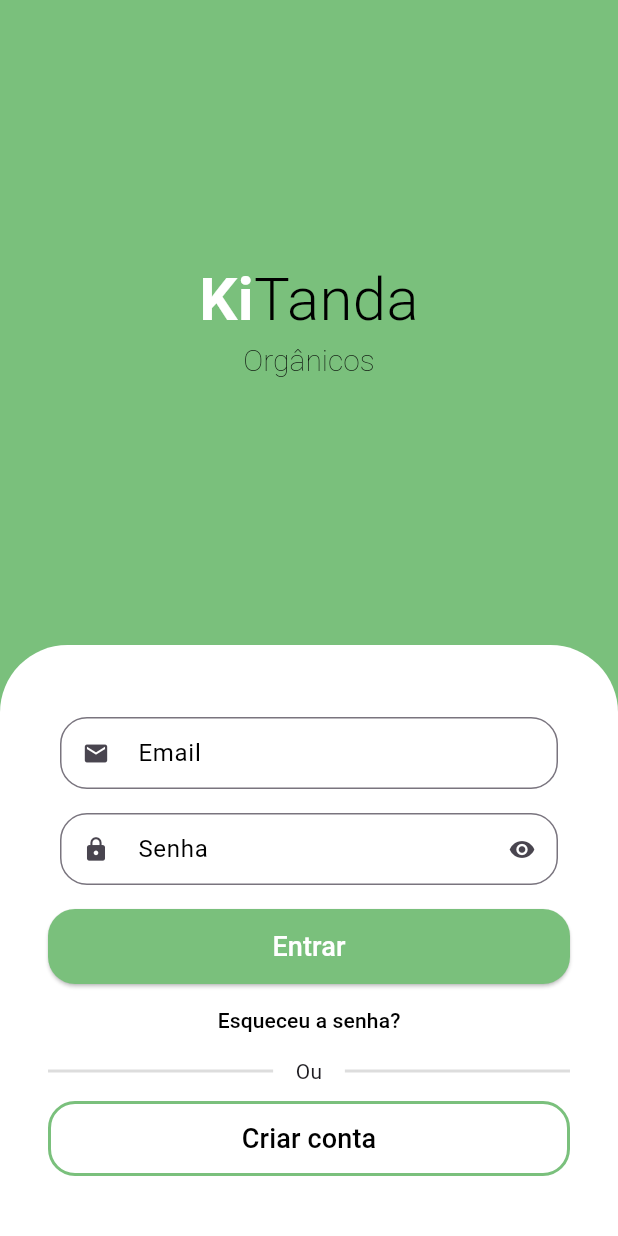
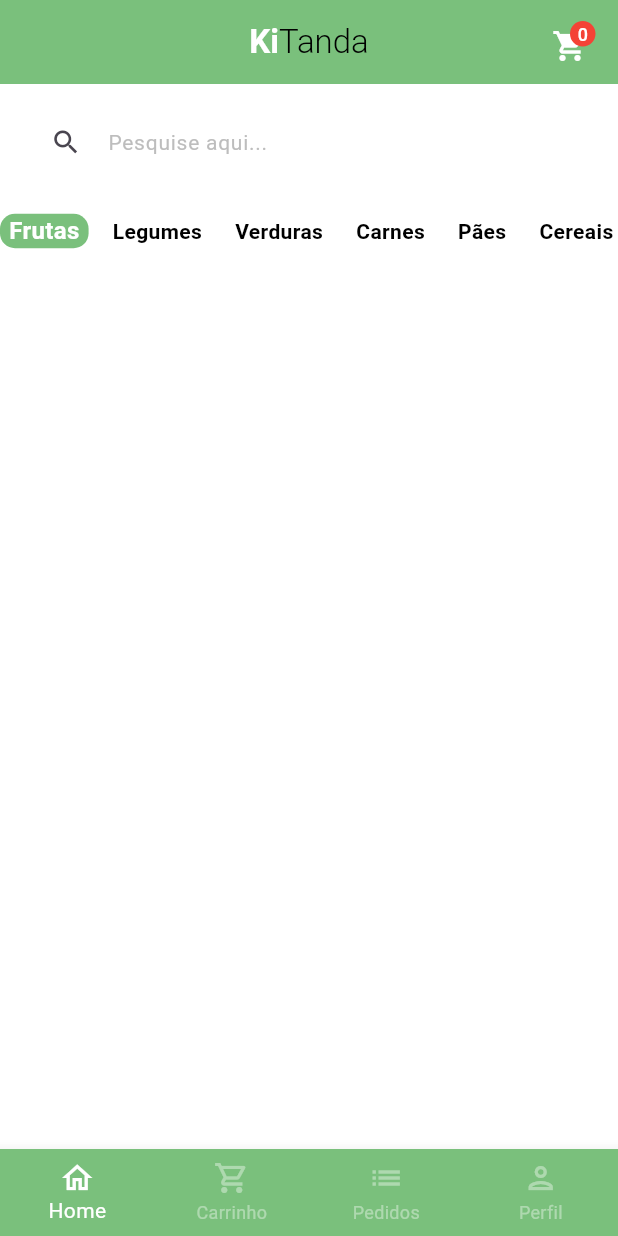
Before and after one commit to MaSamahaa/kitanda, a Flutter app: the screen it shows after launch, after a tap on "Entrar", on a phone screen of 412 x 824 dp. Run offline on Flutter 3.47's test engine with Material 3 defaults, Android fonts, the phone set to English and light mode, and no system bars; drawn by our look-alikes of animated_text_kit; our stand-ins replace mask_text_input_formatter.

Commit message:
implementa CategoryTile

```diff
--- a/lib/main.dart
+++ b/lib/main.dart
@@ -14,6 +14,7 @@ class MyApp extends StatelessWidget {
     return MaterialApp(
       title: 'Flutter Demo',
       theme: ThemeData(
+        scaffoldBackgroundColor: Colors.white.withAlpha(190),
         primaryColor: Colors.green,
         inputDecorationTheme: InputDecorationTheme(
           focusedBorder: OutlineInputBorder(
--- a/lib/src/auth/sign_in_screen.dart
+++ b/lib/src/auth/sign_in_screen.dart
@@ -2,6 +2,7 @@ import 'package:animated_text_kit/animated_text_kit.dart';
 import 'package:flutter/material.dart';
 import 'package:kitanda/src/auth/components/custom_text_field.dart';
 import 'package:kitanda/src/auth/sign_up_screen.dart';
+import 'package:kitanda/src/base/base_screen.dart';
 import 'package:kitanda/src/config/custom_colors.dart';
 
 class SignInScreen extends StatelessWidget {
@@ -62,19 +63,23 @@ class SignInScreen extends StatelessWidget {
                                     animatedTexts: [
                                       TypewriterAnimatedText(
                                         'Orgânicos',
-                                        speed: const Duration(milliseconds: 120),
+                                        speed:
+                                            const Duration(milliseconds: 120),
                                       ),
                                       TypewriterAnimatedText(
                                         'Açougue',
-                                        speed: const Duration(milliseconds: 120),
+                                        speed:
+                                            const Duration(milliseconds: 120),
                                       ),
                                       TypewriterAnimatedText(
                                         'Padaria',
-                                        speed: const Duration(milliseconds: 120),
+                                        speed:
+                                            const Duration(milliseconds: 120),
                                       ),
                                       TypewriterAnimatedText(
                                         'Tudo que você precisa :)',
-                                        speed: const Duration(milliseconds: 160),
+                                        speed:
+                                            const Duration(milliseconds: 160),
                                       ),
                                     ],
                                     isRepeatingAnimation: true,
@@ -121,7 +126,15 @@ class SignInScreen extends StatelessWidget {
                                     borderRadius: BorderRadius.circular(18),
                                   ),
                                 ),
-                                onPressed: () {},
+                                onPressed: () {
+                                  Navigator.of(context).pushReplacement(
+                                    MaterialPageRoute(
+                                      builder: (c) {
+                                        return const BaseScreen();
+                                      },
+                                    ),
+                                  );
+                                },
                                 child: const Text(
                                   'Entrar',
                                   style: TextStyle(
@@ -152,7 +165,8 @@ class SignInScreen extends StatelessWidget {
                                     ),
                                   ),
                                   const Padding(
-                                    padding: EdgeInsets.symmetric(horizontal: 15.0),
+                                    padding:
+                                        EdgeInsets.symmetric(horizontal: 15.0),
                                     child: Text('Ou'),
                                   ),
                                   Expanded(
@@ -178,7 +192,7 @@ class SignInScreen extends StatelessWidget {
                                 ),
                                 onPressed: () {
                                   Navigator.of(context).push(
-                                    MaterialPageRoute(builder:(c){
+                                    MaterialPageRoute(builder: (c) {
                                       return SignUpScreen();
                                     }),
                                   );
--- a/lib/src/auth/sign_up_screen.dart
+++ b/lib/src/auth/sign_up_screen.dart
@@ -1,3 +1,4 @@
+import 'package:animated_text_kit/animated_text_kit.dart';
 import 'package:flutter/material.dart';
 import 'package:kitanda/src/auth/components/custom_text_field.dart';
 import 'package:kitanda/src/config/custom_colors.dart';
@@ -34,18 +35,59 @@ class SignUpScreen extends StatelessWidget {
                   child: Stack(
                     children: [
                       Column(
+                        mainAxisSize: MainAxisSize.min,
                         children: [
-                          const Expanded(
-                            child: Center(
-                              child: Text(
-                                'Cadastro',
-                                style: TextStyle(
-                                  color: Colors.white,
-                                  fontSize: 35,
+                          const SizedBox(
+                            height: 150,
+                          ),
+                          const Text.rich(
+                            TextSpan(
+                              style: TextStyle(fontSize: 40),
+                              children: [
+                                TextSpan(
+                                  text: 'Ki',
+                                  style: TextStyle(
+                                    color: Colors.white,
+                                    fontWeight: FontWeight.bold,
+                                  ),
+                                ),
+                                TextSpan(
+                                  text: 'Tanda',
+                                  style: TextStyle(
+                                    color: Colors.black,
+                                    fontWeight: FontWeight.w300,
+                                  ),
+                                )
+                              ],
+                            ),
+                          ),
+                          Center(
+                            child: SizedBox(
+                              height: 30,
+                              child: DefaultTextStyle(
+                                style: const TextStyle(
+                                  fontSize: 20,
+                                  fontWeight: FontWeight.w200,
+                                  color: Colors.black,
+                                ),
+                                child: AnimatedTextKit(
+                                  animatedTexts: [
+                                    TyperAnimatedText(
+                                      'Economize mais.',
+                                      speed: const Duration(milliseconds: 160),
+                                    ),
+                                    TyperAnimatedText(
+                                      'Cadastre - se...',
+                                      speed: const Duration(milliseconds: 160),
+                                    ),
+                                  ],
+                                  pause: Durations.extralong1,
+                                  isRepeatingAnimation: false,
                                 ),
                               ),
                             ),
                           ),
+                          const Spacer(),
                           Container(
                             padding: const EdgeInsets.symmetric(
                               horizontal: 32,
@@ -73,7 +115,7 @@ class SignUpScreen extends StatelessWidget {
                                   icon: Icons.person,
                                   label: 'Nome',
                                 ),
-                                 CustomTextField(
+                                CustomTextField(
                                   inputFormatters: [celFormatter],
                                   icon: Icons.phone,
                                   label: 'celular',
--- /dev/null
+++ b/lib/src/base/base_screen.dart
@@ -0,0 +1,59 @@
+import 'package:flutter/material.dart';
+import 'package:kitanda/src/config/custom_colors.dart';
+import 'package:kitanda/src/home/home_tab.dart';
+
+class BaseScreen extends StatefulWidget {
+  const BaseScreen({super.key});
+
+  @override
+  State<BaseScreen> createState() => _BaseScreenState();
+}
+
+class _BaseScreenState extends State<BaseScreen> {
+  int currentItems = 0;
+  final pageController = PageController();
+
+  @override
+  Widget build(BuildContext context) {
+    return Scaffold(
+      body: PageView(
+        physics: const NeverScrollableScrollPhysics(),
+        controller: pageController,
+        children: [
+          HomeTab(),
+          Container(
+            color: Colors.amber,
+          ),
+          Container(
+            color: Colors.blue,
+          ),
+          Container(
+            color: Colors.black,
+          ),
+        ],
+      ),
+      bottomNavigationBar: BottomNavigationBar(
+        currentIndex: currentItems,
+        onTap: (index) {
+          setState(() {
+            currentItems = index;
+            pageController.jumpToPage(index);
+          });
+        },
+        type: BottomNavigationBarType.fixed,
+        backgroundColor: CustomColors.primaryColor,
+        selectedItemColor: Colors.white,
+        unselectedItemColor: Colors.white.withAlpha(100),
+        items: const [
+          BottomNavigationBarItem(
+              icon: Icon(Icons.home_outlined), label: 'Home'),
+          BottomNavigationBarItem(
+              icon: Icon(Icons.shopping_cart_outlined), label: 'Carrinho'),
+          BottomNavigationBarItem(icon: Icon(Icons.list), label: 'Pedidos'),
+          BottomNavigationBarItem(
+              icon: Icon(Icons.person_outlined), label: 'Perfil'),
+        ],
+      ),
+    );
+  }
+}
--- /dev/null
+++ b/lib/src/home/components/category_tile.dart
@@ -0,0 +1,39 @@
+import 'package:flutter/material.dart';
+import 'package:kitanda/src/config/custom_colors.dart';
+
+class CategoryTile extends StatelessWidget {
+  const CategoryTile(
+      {super.key,
+      required this.category,
+      required this.isSelected,
+      required this.onPressed});
+
+  final String category;
+  final bool isSelected;
+  final VoidCallback onPressed;
+
+  @override
+  Widget build(BuildContext context) {
+    return GestureDetector(
+      onTap: onPressed,
+      child: Align(
+        alignment: Alignment.center,
+        child: Container(
+          padding: const EdgeInsets.symmetric(horizontal: 6),
+          decoration: BoxDecoration(
+            borderRadius: BorderRadius.circular(10),
+            color: isSelected ? CustomColors.primaryColor : Colors.transparent,
+          ),
+          child: Text(
+            category,
+            style: TextStyle(
+              color: isSelected ? Colors.white : Colors.black,
+              fontWeight: FontWeight.bold,
+              fontSize: isSelected ? 16 : 14,
+            ),
+          ),
+        ),
+      ),
+    );
+  }
+}
--- /dev/null
+++ b/lib/src/home/home_tab.dart
@@ -0,0 +1,120 @@
+import 'package:flutter/material.dart';
+import 'package:kitanda/src/config/custom_colors.dart';
+import 'package:kitanda/src/home/components/category_tile.dart';
+
+class HomeTab extends StatefulWidget {
+  const HomeTab({super.key});
+
+  @override
+  State<HomeTab> createState() => _HomeTabState();
+}
+
+class _HomeTabState extends State<HomeTab> {
+  List<String> categories = [
+    'Frutas',
+    'Legumes',
+    'Verduras',
+    'Carnes',
+    'Pães',
+    'Cereais',
+  ];
+
+  String selectedCategory = 'Frutas';
+
+  @override
+  Widget build(BuildContext context) {
+    return Scaffold(
+      appBar: AppBar(
+        actions: [
+          Padding(
+            padding: const EdgeInsets.only(right: 20, top: 5),
+            child: GestureDetector(
+              onTap: () {},
+              child: const Badge(
+                  backgroundColor: Colors.red,
+                  label: Text(
+                    '0',
+                    style: TextStyle(
+                      color: Colors.white,
+                      fontSize: 12,
+                    ),
+                  ),
+                  child: Icon(
+                    Icons.shopping_cart,
+                    color: Colors.white,
+                  )),
+            ),
+          )
+        ],
+        centerTitle: true,
+        backgroundColor: CustomColors.primaryColor,
+        title: const Text.rich(TextSpan(children: [
+          TextSpan(
+            text: 'Ki',
+            style: TextStyle(
+              color: Colors.white,
+              fontWeight: FontWeight.bold,
+            ),
+          ),
+          TextSpan(
+            text: 'Tanda',
+            style: TextStyle(
+              color: Colors.black,
+              fontWeight: FontWeight.w300,
+            ),
+          ),
+        ])),
+      ),
+      body: Column(
+        children: [
+          Padding(
+            padding: const EdgeInsets.symmetric(horizontal: 20, vertical: 15),
+            child: TextFormField(
+              decoration: InputDecoration(
+                filled: true,
+                fillColor: Colors.white,
+                isDense: true,
+                hintText: 'Pesquise aqui...',
+                hintStyle: TextStyle(
+                  color: Colors.grey.shade400,
+                  fontSize: 14,
+                ),
+                prefixIcon: const Icon(
+                  Icons.search,
+                  size: 21,
+                ),
+                border: OutlineInputBorder(
+                    borderRadius: BorderRadius.circular(60),
+                    borderSide: const BorderSide(
+                      width: 0,
+                      style: BorderStyle.none,
+                    )),
+              ),
+            ),
+          ),
+          SizedBox(
+            height: 40,
+            child: ListView.separated(
+              scrollDirection: Axis.horizontal,
+              itemBuilder: (_, index) {
+                return CategoryTile(
+                  onPressed: () {
+                    setState(() {
+                       selectedCategory = categories[index];
+                    });
+                  },
+                  category: categories[index],
+                  isSelected: categories[index] == selectedCategory,
+                );
+              },
+              separatorBuilder: (_, index) => const SizedBox(
+                width: 10,
+              ),
+              itemCount: categories.length,
+            ),
+          )
+        ],
+      ),
+    );
+  }
+}
```
